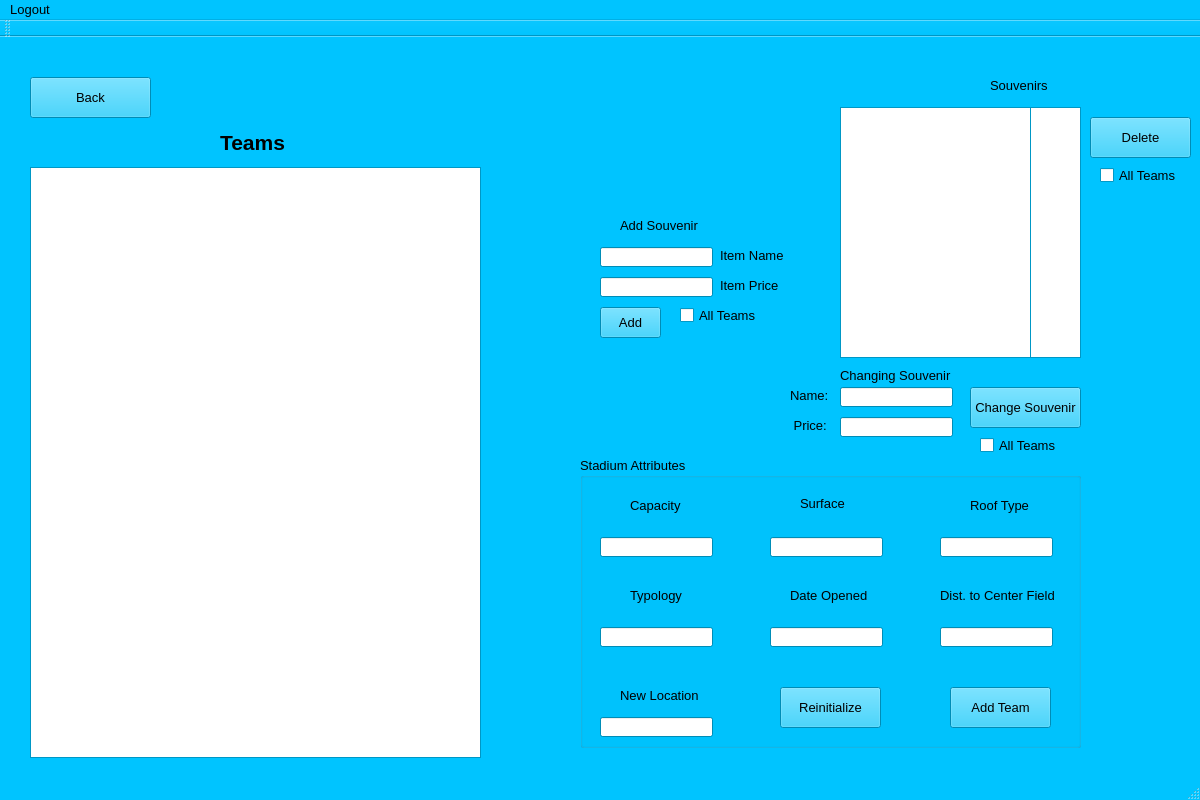
Old version of the form ALAYO/mainwindow.ui in the repository akarapetian/ALAYO---Project-2.
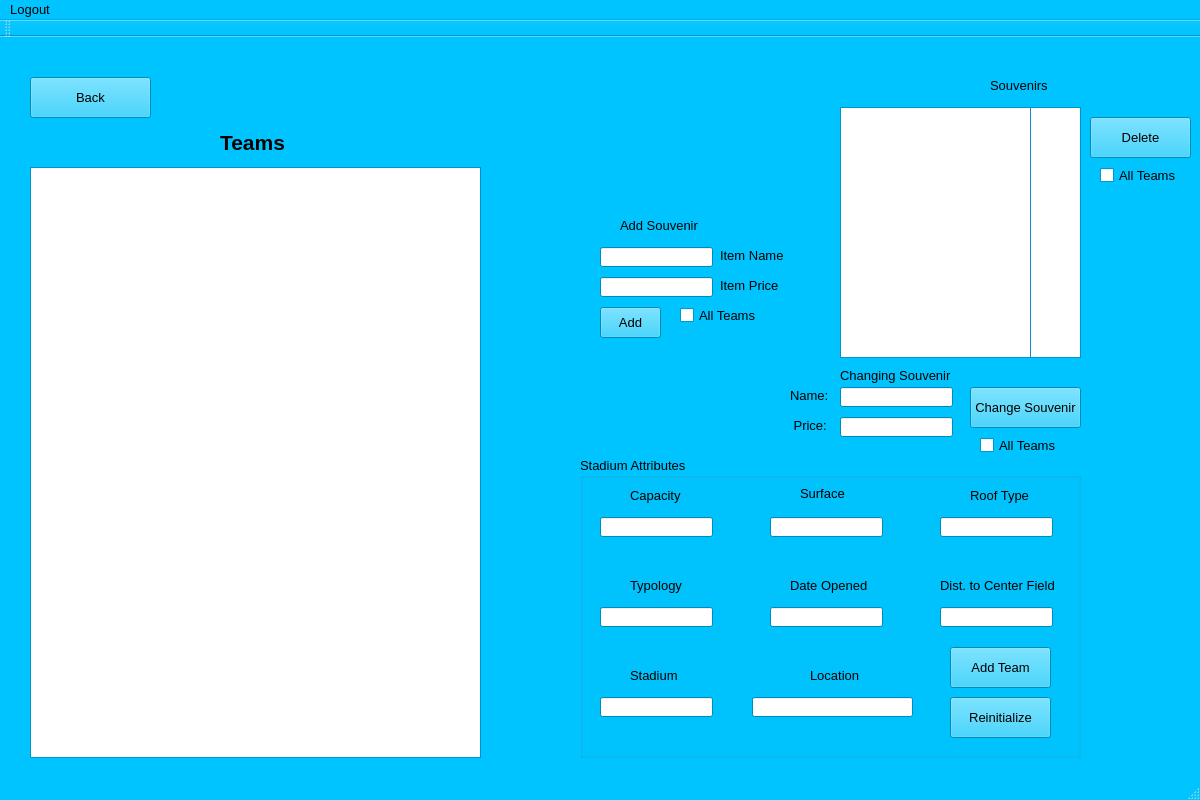
New version of the form. The open tabs and pages were chosen to show the change.

```diff
--- a/ALAYO/mainwindow.ui
+++ b/ALAYO/mainwindow.ui
@@ -1687,7 +1687,7 @@
           <x>590</x>
           <y>410</y>
           <width>501</width>
-          <height>291</height>
+          <height>301</height>
          </rect>
         </property>
         <property name="title">
@@ -1697,7 +1697,7 @@
          <property name="geometry">
           <rect>
            <x>50</x>
-           <y>40</y>
+           <y>30</y>
            <width>51</width>
            <height>16</height>
           </rect>
@@ -1710,7 +1710,7 @@
          <property name="geometry">
           <rect>
            <x>50</x>
-           <y>130</y>
+           <y>120</y>
            <width>61</width>
            <height>16</height>
           </rect>
@@ -1723,7 +1723,7 @@
          <property name="geometry">
           <rect>
            <x>360</x>
-           <y>170</y>
+           <y>150</y>
            <width>113</width>
            <height>20</height>
           </rect>
@@ -1733,7 +1733,7 @@
          <property name="geometry">
           <rect>
            <x>390</x>
-           <y>40</y>
+           <y>30</y>
            <width>61</width>
            <height>16</height>
           </rect>
@@ -1746,7 +1746,7 @@
          <property name="geometry">
           <rect>
            <x>220</x>
-           <y>40</y>
+           <y>30</y>
            <width>47</width>
            <height>13</height>
           </rect>
@@ -1759,7 +1759,7 @@
          <property name="geometry">
           <rect>
            <x>20</x>
-           <y>80</y>
+           <y>60</y>
            <width>113</width>
            <height>20</height>
           </rect>
@@ -1769,7 +1769,7 @@
          <property name="geometry">
           <rect>
            <x>360</x>
-           <y>80</y>
+           <y>60</y>
            <width>113</width>
            <height>20</height>
           </rect>
@@ -1779,7 +1779,7 @@
          <property name="geometry">
           <rect>
            <x>190</x>
-           <y>80</y>
+           <y>60</y>
            <width>113</width>
            <height>20</height>
           </rect>
@@ -1789,7 +1789,7 @@
          <property name="geometry">
           <rect>
            <x>190</x>
-           <y>170</y>
+           <y>150</y>
            <width>113</width>
            <height>20</height>
           </rect>
@@ -1799,7 +1799,7 @@
          <property name="geometry">
           <rect>
            <x>210</x>
-           <y>130</y>
+           <y>120</y>
            <width>81</width>
            <height>16</height>
           </rect>
@@ -1812,7 +1812,7 @@
          <property name="geometry">
           <rect>
            <x>20</x>
-           <y>170</y>
+           <y>150</y>
            <width>113</width>
            <height>20</height>
           </rect>
@@ -1822,7 +1822,7 @@
          <property name="geometry">
           <rect>
            <x>360</x>
-           <y>130</y>
+           <y>120</y>
            <width>131</width>
            <height>16</height>
           </rect>
@@ -1835,30 +1835,30 @@
          <property name="geometry">
           <rect>
            <x>20</x>
-           <y>260</y>
+           <y>240</y>
            <width>113</width>
            <height>20</height>
           </rect>
          </property>
         </widget>
-        <widget class="QLabel" name="newLocationLabel">
+        <widget class="QLabel" name="newStadiumLabel">
          <property name="geometry">
           <rect>
-           <x>40</x>
-           <y>230</y>
+           <x>50</x>
+           <y>210</y>
            <width>81</width>
            <height>16</height>
           </rect>
          </property>
          <property name="text">
-          <string>New Location</string>
+          <string>Stadium</string>
          </property>
         </widget>
         <widget class="QPushButton" name="AddTeamButton">
          <property name="geometry">
           <rect>
            <x>370</x>
-           <y>230</y>
+           <y>190</y>
            <width>101</width>
            <height>41</height>
           </rect>
@@ -1870,8 +1870,8 @@
         <widget class="QPushButton" name="ReinitializeButton">
          <property name="geometry">
           <rect>
-           <x>200</x>
-           <y>230</y>
+           <x>370</x>
+           <y>240</y>
            <width>101</width>
            <height>41</height>
           </rect>
@@ -1880,6 +1880,29 @@
           <string>Reinitialize</string>
          </property>
         </widget>
+        <widget class="QLineEdit" name="locationLineEdit">
+         <property name="geometry">
+          <rect>
+           <x>172</x>
+           <y>240</y>
+           <width>161</width>
+           <height>20</height>
+          </rect>
+         </property>
+        </widget>
+        <widget class="QLabel" name="newLocationLabel">
+         <property name="geometry">
+          <rect>
+           <x>230</x>
+           <y>210</y>
+           <width>81</width>
+           <height>16</height>
+          </rect>
+         </property>
+         <property name="text">
+          <string>Location</string>
+         </property>
+        </widget>
        </widget>
        <widget class="QListWidget" name="souvenirPriceListWidget">
         <property name="geometry">
@@ -2027,7 +2050,7 @@
          <rect>
           <x>970</x>
           <y>320</y>
-          <width>111</width>
+          <width>181</width>
           <height>16</height>
          </rect>
         </property>
```
Left out of the diff: 35 changed lines with no effect on the pictures.
